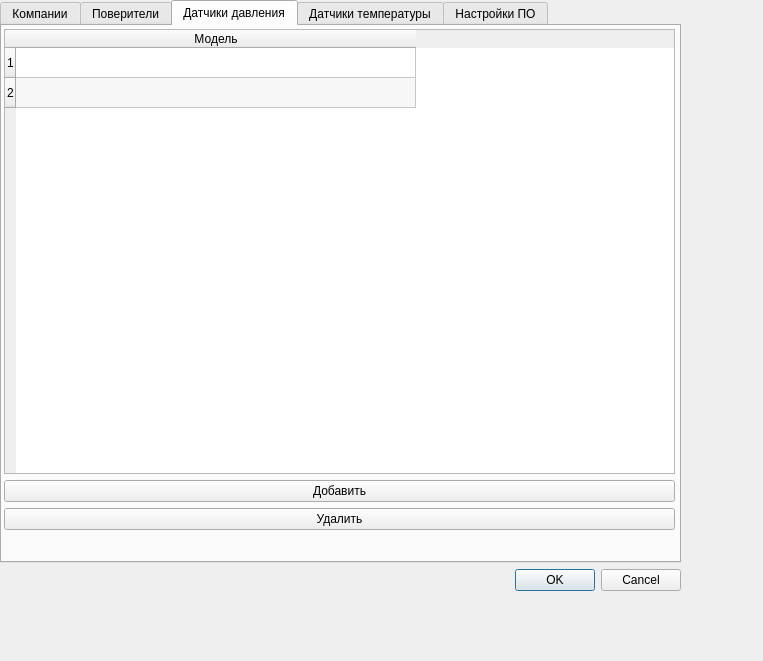
Above: ui/options.ui from corvinalive/CalManager before the change. Below: the same form after it.
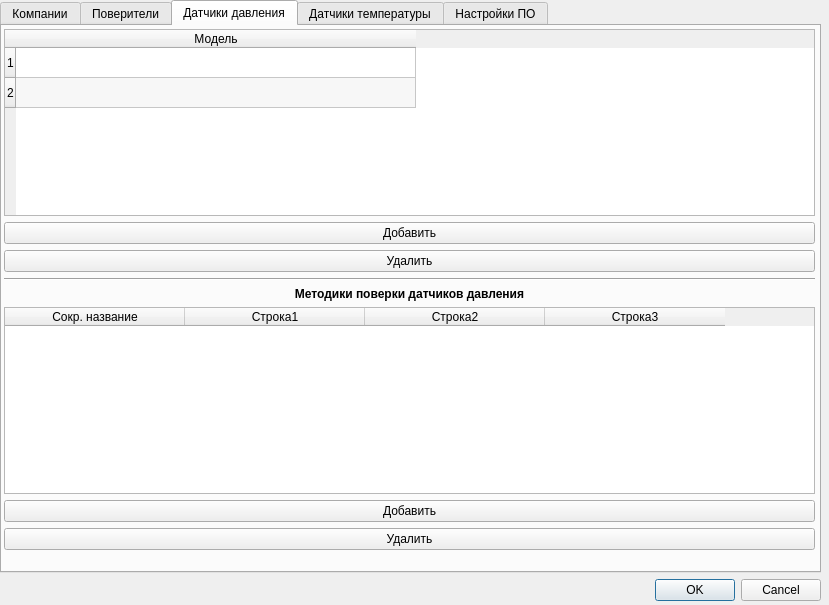
That is the form after the change. The open tabs and pages were chosen to show the change.

Commit message: Сделано: методики поверки давления из 3х строк в шаблоне.

Patch:
```diff
--- a/ui/options.ui
+++ b/ui/options.ui
@@ -9,8 +9,8 @@
    <rect>
     <x>0</x>
     <y>0</y>
-    <width>763</width>
-    <height>661</height>
+    <width>829</width>
+    <height>605</height>
    </rect>
   </property>
   <property name="windowTitle">
@@ -24,8 +24,8 @@
     <rect>
      <x>0</x>
      <y>0</y>
-     <width>681</width>
-     <height>591</height>
+     <width>821</width>
+     <height>601</height>
     </rect>
    </property>
    <layout class="QVBoxLayout" name="verticalLayout_2">
@@ -190,8 +190,8 @@
          <rect>
           <x>2</x>
           <y>3</y>
-          <width>671</width>
-          <height>501</height>
+          <width>811</width>
+          <height>521</height>
          </rect>
         </property>
         <layout class="QVBoxLayout" name="verticalLayout_4">
@@ -238,6 +238,79 @@
            </property>
           </widget>
          </item>
+         <item>
+          <widget class="Line" name="line">
+           <property name="frameShadow">
+            <enum>QFrame::Sunken</enum>
+           </property>
+           <property name="lineWidth">
+            <number>1</number>
+           </property>
+           <property name="midLineWidth">
+            <number>0</number>
+           </property>
+           <property name="orientation">
+            <enum>Qt::Horizontal</enum>
+           </property>
+          </widget>
+         </item>
+         <item>
+          <widget class="QLabel" name="label_2">
+           <property name="font">
+            <font>
+             <weight>75</weight>
+             <bold>true</bold>
+            </font>
+           </property>
+           <property name="text">
+            <string>Методики поверки датчиков давления</string>
+           </property>
+           <property name="alignment">
+            <set>Qt::AlignCenter</set>
+           </property>
+          </widget>
+         </item>
+         <item>
+          <widget class="QTableWidget" name="PMITableWidget">
+           <attribute name="horizontalHeaderDefaultSectionSize">
+            <number>180</number>
+           </attribute>
+           <column>
+            <property name="text">
+             <string>Сокр. название</string>
+            </property>
+           </column>
+           <column>
+            <property name="text">
+             <string>Строка1</string>
+            </property>
+           </column>
+           <column>
+            <property name="text">
+             <string>Строка2</string>
+            </property>
+           </column>
+           <column>
+            <property name="text">
+             <string>Строка3</string>
+            </property>
+           </column>
+          </widget>
+         </item>
+         <item>
+          <widget class="QPushButton" name="PMIAddButton">
+           <property name="text">
+            <string>Добавить</string>
+           </property>
+          </widget>
+         </item>
+         <item>
+          <widget class="QPushButton" name="PMIDeleteButton">
+           <property name="text">
+            <string>Удалить</string>
+           </property>
+          </widget>
+         </item>
         </layout>
        </widget>
       </widget>
```
The commit also changes 8 other files.
